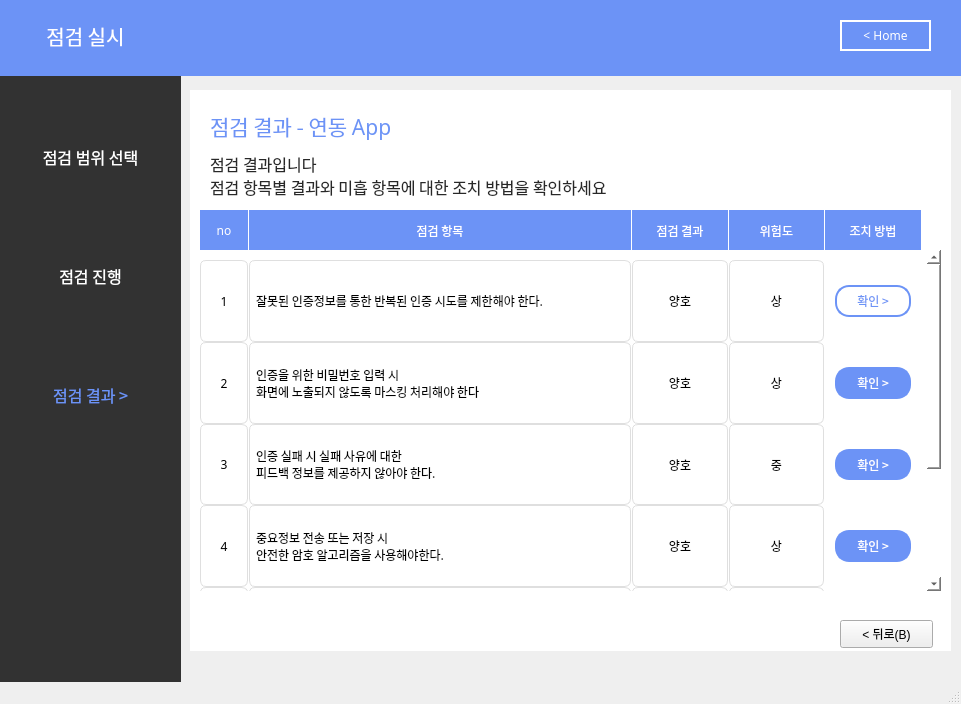
The window that result_app.ui (skyun333/wallpad) describes before a commit, drawn with Qt 5.
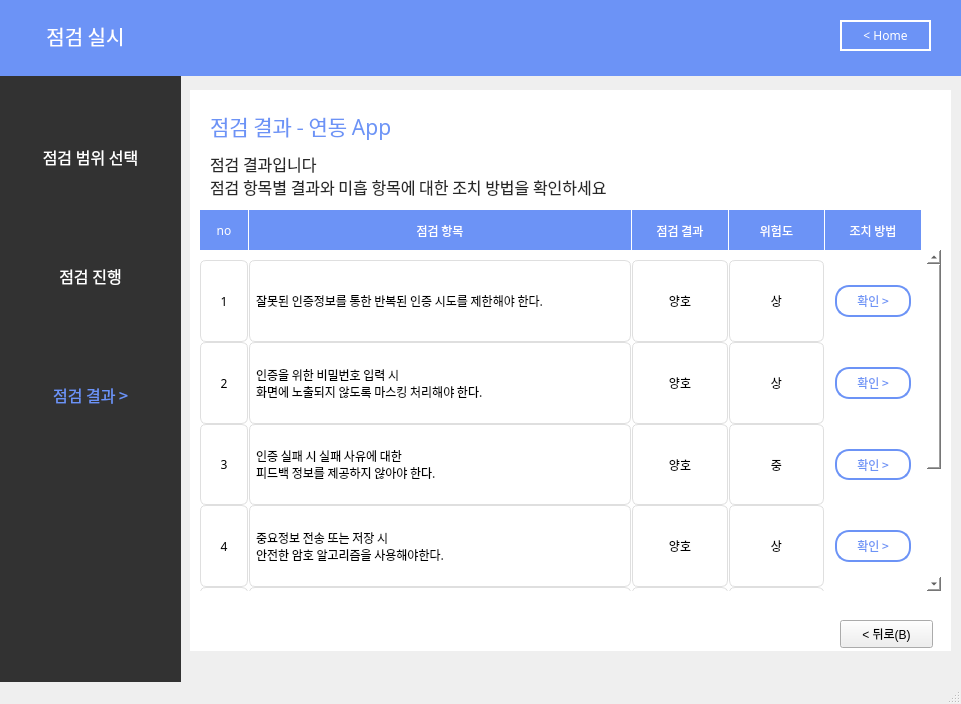
The same window after the commit.

Commit message:
result페이지 4개 버튼 hover 적용
result페이지 4개 버튼 hover 적용

Diff of the .ui file:
```diff
--- a/result_app.ui
+++ b/result_app.ui
@@ -518,7 +518,7 @@
      <property name="geometry">
       <rect>
        <x>0</x>
-       <y>0</y>
+       <y>-47</y>
        <width>829</width>
        <height>519</height>
       </rect>
@@ -598,7 +598,7 @@
          </property>
          <property name="text">
           <string>인증을 위한 비밀번호 입력 시
-화면에 노출되지 않도록 마스킹 처리해야 한다</string>
+화면에 노출되지 않도록 마스킹 처리해야 한다.</string>
          </property>
          <property name="alignment">
           <set>Qt::AlignLeading|Qt::AlignLeft|Qt::AlignVCenter</set>
@@ -727,15 +727,26 @@
           <enum>Qt::LeftToRight</enum>
          </property>
          <property name="styleSheet">
-          <string notr="true">background-color : rgb(108, 147, 246);
-color : rgb(255, 255, 255);
-border: 2px solid rgb(108, 147, 246);
-margin-left:10px;
-margin-right:10px;
-margin-top:25px;
-margin-bottom:25px;
-border-radius:14px
-</string>
+          <string notr="true">QPushButton {
+            background-color : rgb(255, 255, 255);
+            color : rgb(108, 147, 246);
+            border: 2px solid rgb(108, 147, 246);
+            margin-left:10px;
+            margin-right:10px;
+            margin-top:25px;
+            margin-bottom:25px;
+            border-radius:14px
+        }
+        QPushButton:hover {
+            background-color : rgb(108, 147, 246);
+            color : rgb(255, 255, 255);
+            border: 2px solid rgb(108, 147, 246);
+            margin-left:10px;
+            margin-right:10px;
+            margin-top:25px;
+            margin-bottom:25px;
+            border-radius:14px
+        }</string>
          </property>
          <property name="text">
           <string>확인 &gt;</string>
@@ -1131,15 +1142,26 @@
           <enum>Qt::LeftToRight</enum>
          </property>
          <property name="styleSheet">
-          <string notr="true">background-color : rgb(108, 147, 246);
-color : rgb(255, 255, 255);
-border: 2px solid rgb(108, 147, 246);
-margin-left:10px;
-margin-right:10px;
-margin-top:25px;
-margin-bottom:25px;
-border-radius:14px
-</string>
+          <string notr="true">QPushButton {
+            background-color : rgb(255, 255, 255);
+            color : rgb(108, 147, 246);
+            border: 2px solid rgb(108, 147, 246);
+            margin-left:10px;
+            margin-right:10px;
+            margin-top:25px;
+            margin-bottom:25px;
+            border-radius:14px
+        }
+        QPushButton:hover {
+            background-color : rgb(108, 147, 246);
+            color : rgb(255, 255, 255);
+            border: 2px solid rgb(108, 147, 246);
+            margin-left:10px;
+            margin-right:10px;
+            margin-top:25px;
+            margin-bottom:25px;
+            border-radius:14px
+        }</string>
          </property>
          <property name="text">
           <string>확인 &gt;</string>
@@ -1198,15 +1220,26 @@
           <enum>Qt::LeftToRight</enum>
          </property>
          <property name="styleSheet">
-          <string notr="true">background-color : rgb(108, 147, 246);
-color : rgb(255, 255, 255);
-border: 2px solid rgb(108, 147, 246);
-margin-left:10px;
-margin-right:10px;
-margin-top:25px;
-margin-bottom:25px;
-border-radius:14px
-</string>
+          <string notr="true">QPushButton {
+            background-color : rgb(255, 255, 255);
+            color : rgb(108, 147, 246);
+            border: 2px solid rgb(108, 147, 246);
+            margin-left:10px;
+            margin-right:10px;
+            margin-top:25px;
+            margin-bottom:25px;
+            border-radius:14px
+        }
+        QPushButton:hover {
+            background-color : rgb(108, 147, 246);
+            color : rgb(255, 255, 255);
+            border: 2px solid rgb(108, 147, 246);
+            margin-left:10px;
+            margin-right:10px;
+            margin-top:25px;
+            margin-bottom:25px;
+            border-radius:14px
+        }</string>
          </property>
          <property name="text">
           <string>확인 &gt;</string>
```
Left out of the diff: 87 changed lines with no effect on the pictures. The commit also changes 3 other files.
